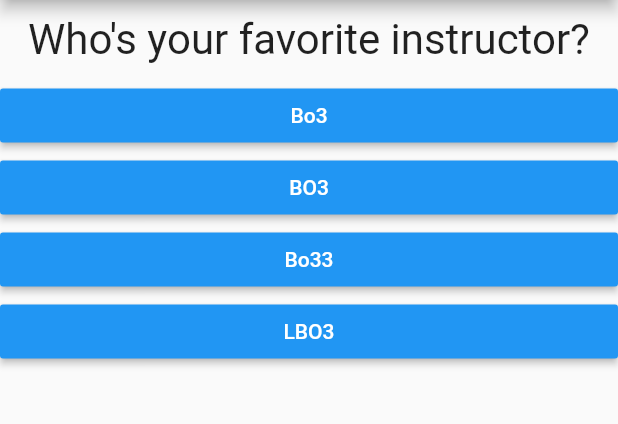
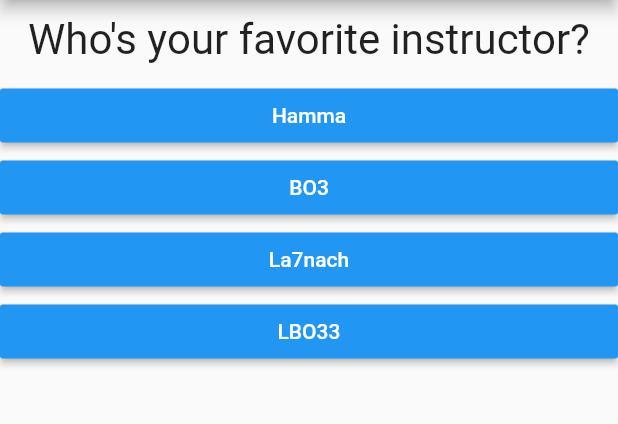
Before and after one commit to MohamedBouarada/Flutter, a Flutter app: the screen it shows after launch, after a tap on "Black", after a tap on "Snake", on a phone screen of 412 x 824 dp, the part 84-508 px from its top. Run offline on Flutter 3.47's test engine with Material 2 defaults, Android fonts, the phone set to English and light mode, and no system bars.

Commit message:
basics finished

```diff
--- a/lib/answer.dart
+++ b/lib/answer.dart
@@ -1,7 +1,7 @@
 import 'package:flutter/material.dart';
 
 class Answer extends StatelessWidget {
-  final Function selectHandler;
+  final VoidCallback selectHandler;
   final String answerText;
   Answer(this.selectHandler, this.answerText);
   @override
@@ -13,7 +13,7 @@ class Answer extends StatelessWidget {
         color: Colors.blue,
         textColor: Colors.white,
         child: Text(answerText),
-        onPressed: () => selectHandler(),
+        onPressed: selectHandler,
       ),
     );
   }
--- a/lib/main.dart
+++ b/lib/main.dart
@@ -2,8 +2,8 @@
 
 import 'package:flutter/material.dart';
 
-import './question.dart';
-import './answer.dart';
+import './quiz.dart';
+import './result.dart';
 
 void main() => runApp(MyApp());
 
@@ -13,64 +13,73 @@ class MyApp extends StatefulWidget {
 }
 
 class _MyAppState extends State<MyApp> {
+  final _questions = const [
+    {
+      'questionText': 'What\'s your favorite color?',
+      'answers': [
+        {'text': 'Black', 'score': 10},
+        {'text': 'Red', 'score': 6},
+        {'text': 'Green', 'score': 3},
+        {'text': 'White', 'score': 1},
+      ],
+    },
+    {
+      'questionText': 'What\'s your favorite animal?',
+      'answers': [
+        {'text': 'Rabbit', 'score': 3},
+        {'text': 'Snake', 'score': 2},
+        {'text': 'Elephant', 'score': 9},
+        {'text': 'Lion', 'score': 10},
+      ],
+    },
+    {
+      'questionText': 'Who\'s your favorite instructor?',
+      'answers': [
+        {'text': 'Hamma', 'score': 3},
+        {'text': 'BO3', 'score': 2},
+        {'text': 'La7nach', 'score': 9},
+        {'text': 'LBO33', 'score': 10},
+      ],
+    },
+  ];
+
   var _questionIndex = 0;
+  var _totalScore = 0;
 
-  void _answerQuestion() {
+  void _restQuiz() {
     setState(() {
-      _questionIndex = (_questionIndex + 1) % 3;
+      _questionIndex = 0;
+      _totalScore = 0;
+    });
+  }
+
+  void _answerQuestion(int score) {
+    _totalScore += score;
+    setState(() {
+      _questionIndex = _questionIndex + 1;
     });
     print(_questionIndex);
+    if (_questionIndex < _questions.length) {
+      print('We have more questions');
+    } else {
+      print('No more questions');
+    }
   }
 
   @override
   Widget build(BuildContext context) {
-   var questions = [
-      {
-        'questionText': 'What\'s your favorite color?',
-        'answers': ['Black', 'Red', 'Green', 'White'],
-      },
-      {
-        'questionText': 'What\'s your favorite animal?',
-        'answers': ['Rabbit', 'Snake', 'Elephant', 'Lion'],
-      },
-      {
-        'questionText': 'Who\'s your favorite instructor?',
-        'answers': ['Bo3', 'BO3', 'Bo33', 'LBO3'],
-      },
-    ];
-
     return MaterialApp(
       home: Scaffold(
         appBar: AppBar(
           title: Text('my first App'),
         ),
-        body: Column(
-          children: [
-            Question(
-              questions[_questionIndex]['questionText'] as String,
-            ),
-            ...(questions[_questionIndex]['answers'] as List<String>)
-                .map((answer) {
-              return Answer(_answerQuestion, answer);
-            }).toList()
-            // RaisedButton(
-            //   color: Colors.blue,
-            //   child: Text('Answer 1'),
-            //   onPressed: _answerQuestion,
-            // ),
-            // RaisedButton(
-            //   child: Text('Answer 2'),
-            //   onPressed: () => print('Answer 2 chosen!'),
-            // ),
-            // RaisedButton(
-            //   child: Text('Answer 3'),
-            //   onPressed: () {
-            //     //...
-            //     print('Answer 3 chosen!');
-            //   },
-            // ),
-          ],
-        ),
+        body: _questionIndex < _questions.length
+            ? Quiz(
+                answerQuestion: _answerQuestion,
+                questionIndex: _questionIndex,
+                questions: _questions,
+              )
+            : Result(_totalScore,_restQuiz),
       ),
     );
   }
--- /dev/null
+++ b/lib/quiz.dart
@@ -0,0 +1,30 @@
+import 'package:flutter/material.dart';
+
+import './question.dart';
+import './answer.dart';
+
+class Quiz extends StatelessWidget {
+  final List<Map<String, Object>> questions;
+  final int questionIndex;
+  final Function answerQuestion;
+
+  Quiz({
+    required this.answerQuestion,
+    required this.questions,
+    required this.questionIndex,
+  });
+
+  @override
+  Widget build(BuildContext context) {
+    return Column(
+      children: [
+        Question(
+          questions[questionIndex]['questionText'] as String,
+        ),
+        ...(questions[questionIndex]['answers'] as List<Map<String, Object>>).map((answer) {
+          return Answer(() => answerQuestion(answer['score']), answer['text'] as String);
+        }).toList()
+      ],
+    );
+  }
+}
```
Also changed, not shown: lib/result.dart (added, +39 -0 lines).
